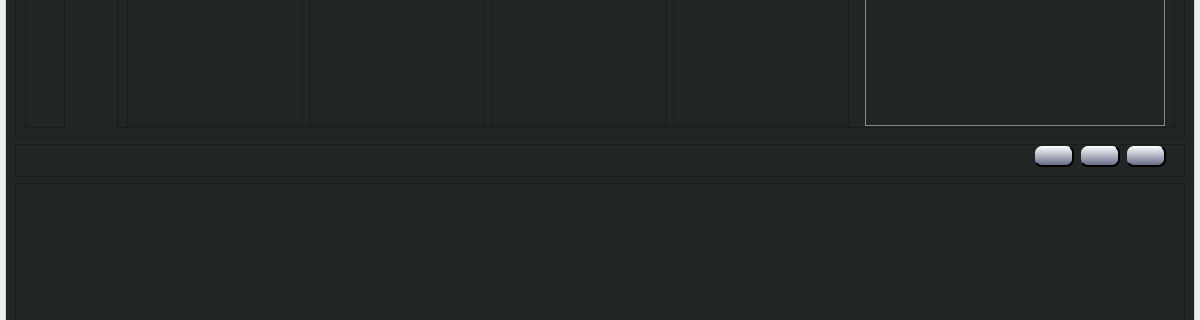
Before: the Qt Designer form RaidBuilder/main.ui in ashleytufo/RaidBuilder, drawn with Qt 5; both pictures show x 0 to 1200 and y 385 to 705 of the 1200 by 900 pixel window.
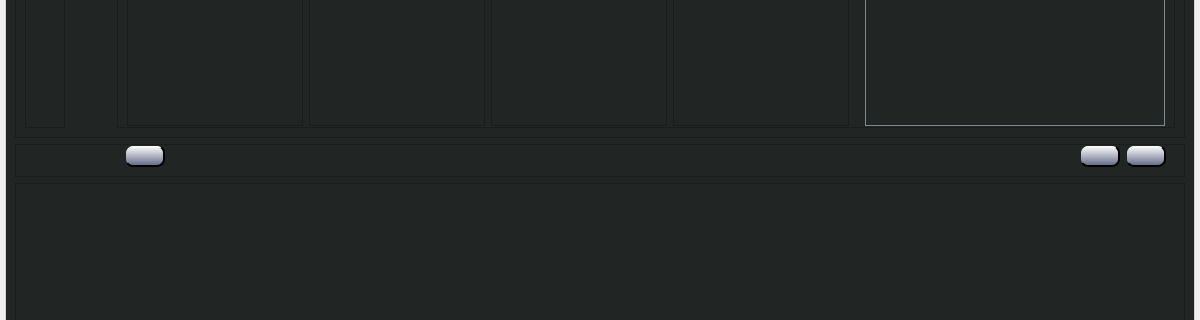
After: the same form once the commit is applied. The open tabs and pages were chosen to show the change. Icons and pictures are not drawn.

Commit message: Delete Roster Confirmation

```diff
--- a/RaidBuilder/main.ui
+++ b/RaidBuilder/main.ui
@@ -2657,13 +2657,48 @@
               <number>18</number>
              </property>
              <item>
-              <spacer name="horizontalSpacer_12">
+              <spacer name="horizontalSpacer_13">
                <property name="orientation">
                 <enum>Qt::Horizontal</enum>
                </property>
+               <property name="sizeType">
+                <enum>QSizePolicy::MinimumExpanding</enum>
+               </property>
                <property name="sizeHint" stdset="0">
                 <size>
-                 <width>998</width>
+                 <width>40</width>
+                 <height>20</height>
+                </size>
+               </property>
+              </spacer>
+             </item>
+             <item>
+              <spacer name="horizontalSpacer_14">
+               <property name="orientation">
+                <enum>Qt::Horizontal</enum>
+               </property>
+               <property name="sizeType">
+                <enum>QSizePolicy::MinimumExpanding</enum>
+               </property>
+               <property name="sizeHint" stdset="0">
+                <size>
+                 <width>40</width>
+                 <height>20</height>
+                </size>
+               </property>
+              </spacer>
+             </item>
+             <item>
+              <spacer name="horizontalSpacer_15">
+               <property name="orientation">
+                <enum>Qt::Horizontal</enum>
+               </property>
+               <property name="sizeType">
+                <enum>QSizePolicy::Fixed</enum>
+               </property>
+               <property name="sizeHint" stdset="0">
+                <size>
+                 <width>20</width>
                  <height>20</height>
                 </size>
                </property>
@@ -2686,6 +2721,19 @@
                </property>
               </widget>
              </item>
+             <item>
+              <spacer name="horizontalSpacer_12">
+               <property name="orientation">
+                <enum>Qt::Horizontal</enum>
+               </property>
+               <property name="sizeHint" stdset="0">
+                <size>
+                 <width>998</width>
+                 <height>20</height>
+                </size>
+               </property>
+              </spacer>
+             </item>
              <item>
               <widget class="QPushButton" name="screenshot_roster_btn">
                <property name="toolTip">
```
The commit also changes 2 other files.
